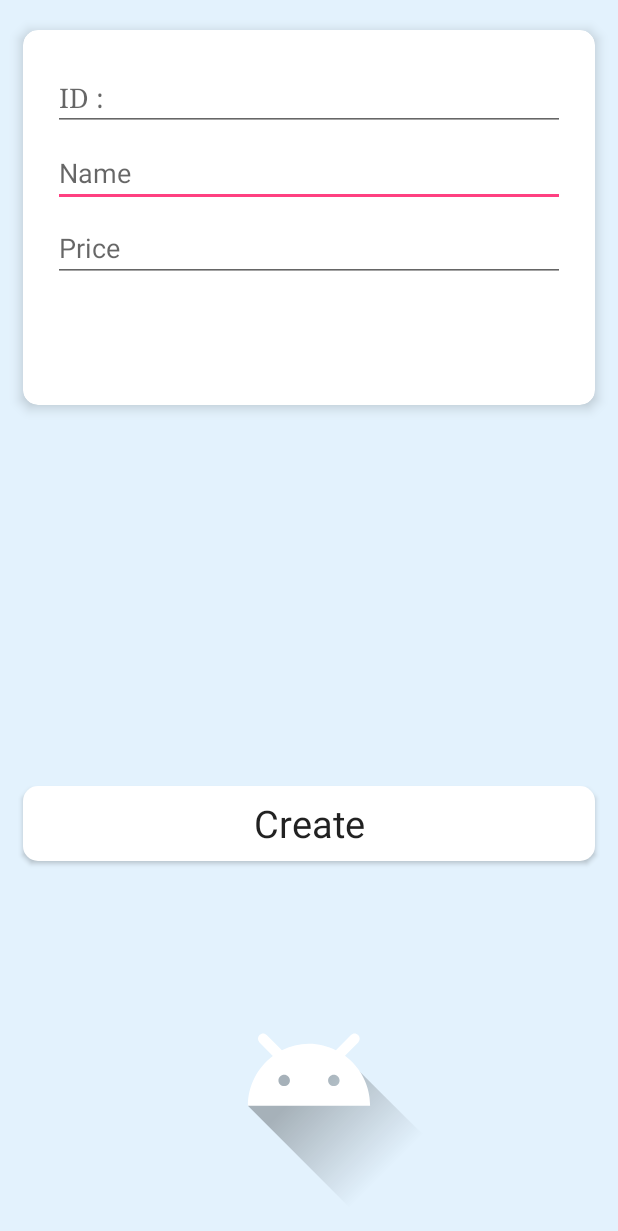
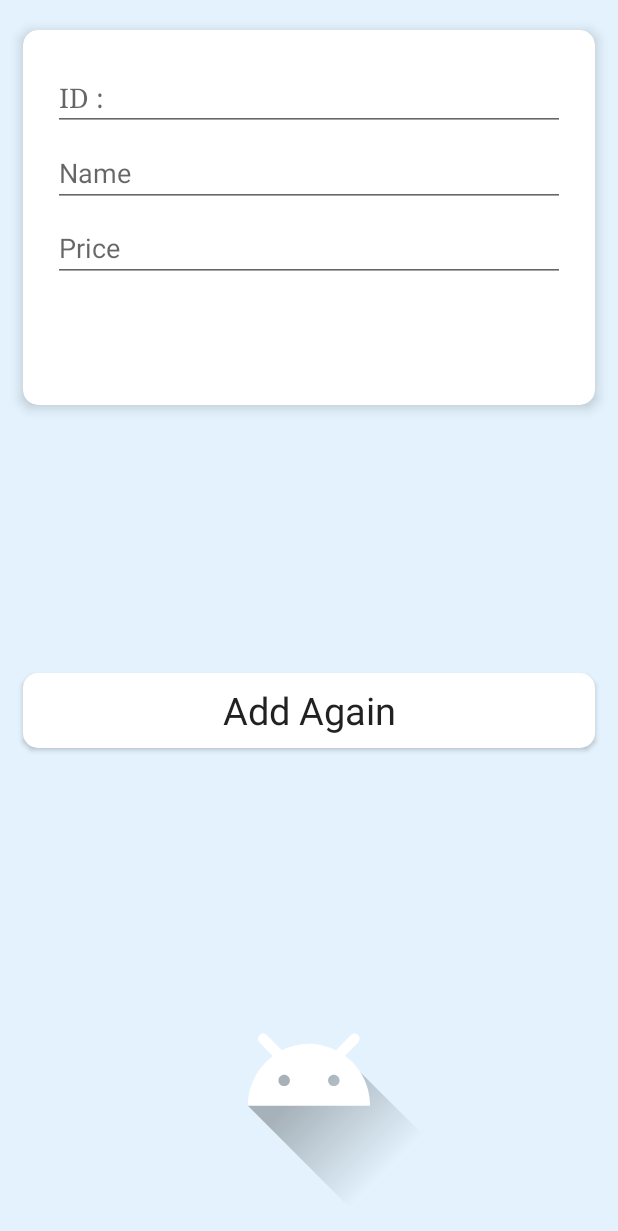
Before and after one commit to husainunwalla/QRCode-Inventory-Management, an Android app: the Generate screen opened directly, with no data from a screen before it, after a tap on "Create", on a phone screen of 412 x 824 dp. Shown: the top 1231 px of the screen. Run offline under Robolectric (Android 15) with nearby library versions, the phone set to English and light mode, and no system bars; our stand-ins replace Firebase (no records; nobody signed in at launch, a user with empty details on screens opened directly); 2 statements that could not run were skipped.

Commit message:
Code enhanced

```diff
--- a/app/src/main/java/com/example/enamul/qrcode/Generate.java
+++ b/app/src/main/java/com/example/enamul/qrcode/Generate.java
@@ -24,8 +24,7 @@ import static com.example.enamul.qrcode.R.drawable.ic_launcher_foreground;
 
 public class Generate extends AppCompatActivity {
     ImageView imageView;
-    Button button;
-    Button btnScan;
+    Button createButton, addAgainButton;
     EditText idEditText, priceEditText, nameEditText;
     String idString;
     Thread thread ;
@@ -43,23 +42,23 @@ public class Generate extends AppCompatActivity {
         super.onCreate(savedInstanceState);
         setContentView(R.layout.activity_generate);
 
-        //FirebaseDatabase.getInstance().setPersistenceEnabled(true);
-
         imageView = (ImageView)findViewById(R.id.imageView);
         idEditText = (EditText)findViewById(R.id.idEditText);
-        button = (Button)findViewById(R.id.button);
-        btnScan = (Button)findViewById(R.id.btnScan);
+        createButton = (Button)findViewById(R.id.createButton);
         imageView.setImageResource(ic_launcher_foreground);
         idEditText.setFocusable(false);
         nameEditText = findViewById(R.id.nameEditText);
         priceEditText = findViewById(R.id.priceEditText);
+        addAgainButton = findViewById(R.id.addButton);
 
-        idStuff();
+        idRefresh();
 
-        button.setOnClickListener(new View.OnClickListener() {
+        createButton.setOnClickListener(new View.OnClickListener() {
             @Override
             public void onClick(View view) {
 
+                nameEditText.setFocusable(false);
+                priceEditText.setFocusable(false);
 
 
                 if(!idEditText.getText().toString().isEmpty()){
@@ -81,8 +80,8 @@ public class Generate extends AppCompatActivity {
                     idEditText.requestFocus();
                     Toast.makeText(Generate.this, "Please Enter Your Scanned Test" , Toast.LENGTH_LONG).show();
                 }
-
-                idStuff();
+                addAgainButton.setVisibility(View.VISIBLE);
+                createButton.setVisibility(View.INVISIBLE);
 
             }
         });
@@ -126,7 +125,7 @@ public class Generate extends AppCompatActivity {
         return bitmap;
     }
 
-    public void idStuff(){
+    public void idRefresh(){
         databaseReference.child("id").getRef().addListenerForSingleValueEvent(new ValueEventListener() {
             @Override
             public void onDataChange(@NonNull DataSnapshot dataSnapshot) {
@@ -142,6 +141,17 @@ public class Generate extends AppCompatActivity {
 
     }
 
+    public void addAgain(View view){
+        idRefresh();
+        nameEditText.setFocusable(true);
+        nameEditText.setFocusableInTouchMode(true);
+        priceEditText.setFocusable(true);
+        priceEditText.setFocusableInTouchMode(true);
+        createButton.setVisibility(View.VISIBLE);
+        addAgainButton.setVisibility(View.INVISIBLE);
+        imageView.setImageResource(ic_launcher_foreground);
+    }
+
 
 
 
--- a/app/src/main/java/com/example/enamul/qrcode/Scan.java
+++ b/app/src/main/java/com/example/enamul/qrcode/Scan.java
@@ -22,7 +22,6 @@ import com.google.zxing.integration.android.IntentResult;
 
 public class Scan extends AppCompatActivity {
     ImageView imageView;
-    Button button;
     Button btnScan;
     EditText editText;
     Thread thread ;
@@ -40,7 +39,6 @@ public class Scan extends AppCompatActivity {
 
         imageView = (ImageView)findViewById(R.id.imageView);
         editText = (EditText)findViewById(R.id.idEditText);
-        button = (Button)findViewById(R.id.button);
         btnScan = (Button)findViewById(R.id.btnScan);
         scanTextView = (TextView) findViewById(R.id.scanTextView);
         nameTextView = findViewById(R.id.nameTextView);
--- a/app/src/main/res/layout/activity_generate.xml
+++ b/app/src/main/res/layout/activity_generate.xml
@@ -11,7 +11,7 @@
         android:id="@+id/imageView"
         android:layout_width="match_parent"
         android:layout_height="200dp"
-        android:layout_below="@+id/button"
+        android:layout_below="@+id/createButton"
         android:layout_marginStart="1dp"
         android:layout_marginEnd="1dp"
         android:layout_marginBottom="5dp"
@@ -24,7 +24,7 @@
         app:srcCompat="@drawable/ic_launcher_foreground" />
 
     <Button
-        android:id="@+id/button"
+        android:id="@+id/createButton"
         android:layout_width="0dp"
         android:layout_height="50dp"
         android:layout_marginStart="15dp"
@@ -39,6 +39,29 @@
         android:textAllCaps="false"
         android:textAppearance="@style/TextAppearance.AppCompat.Body1"
         android:textSize="25sp"
+        app:layout_constraintBottom_toBottomOf="parent"
+        app:layout_constraintEnd_toEndOf="parent"
+        app:layout_constraintHorizontal_bias="0.0"
+        app:layout_constraintStart_toStartOf="parent"
+        app:layout_constraintTop_toTopOf="parent"
+        app:layout_constraintVertical_bias="1.0" />
+
+    <Button
+        android:id="@+id/addButton"
+        android:layout_width="0dp"
+        android:layout_height="50dp"
+        android:layout_marginStart="15dp"
+        android:layout_marginTop="300dp"
+        android:layout_marginEnd="15dp"
+        android:layout_marginBottom="325dp"
+        android:alpha="1"
+        android:background="@drawable/rounded_button"
+        android:onClick="addAgain"
+        android:text="Add Again"
+        android:textAllCaps="false"
+        android:textAppearance="@style/TextAppearance.AppCompat.Body1"
+        android:textSize="25sp"
+        android:visibility="invisible"
         app:layout_constraintBottom_toBottomOf="parent"
         app:layout_constraintEnd_toEndOf="parent"
         app:layout_constraintHorizontal_bias="0.0"
```
